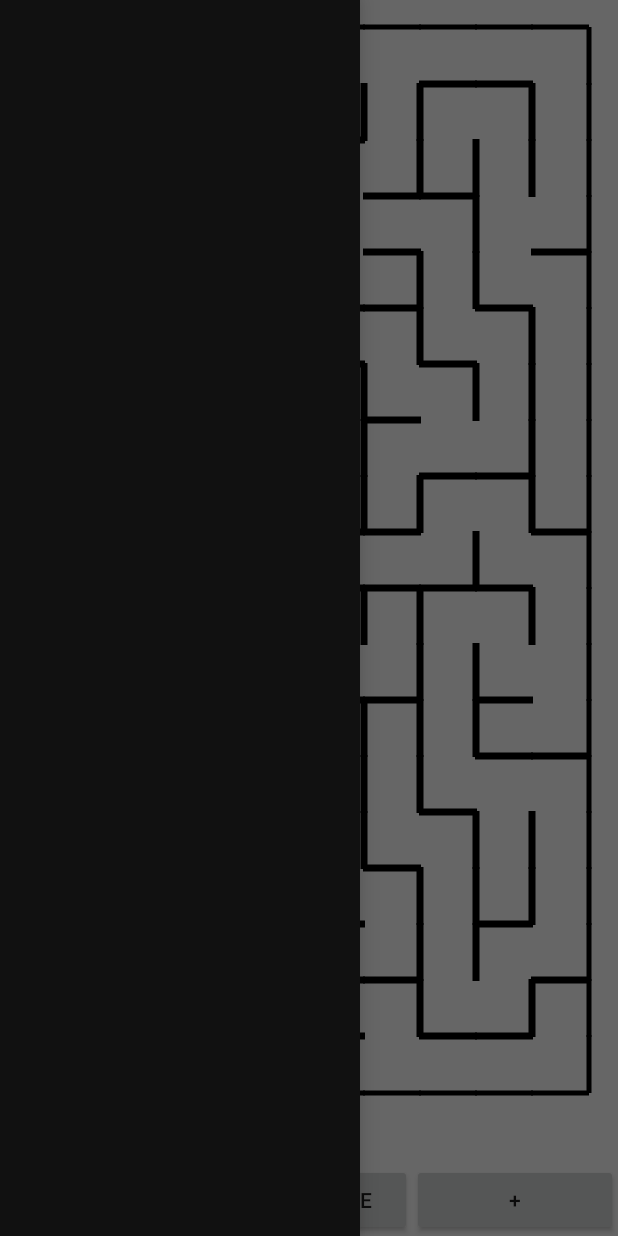
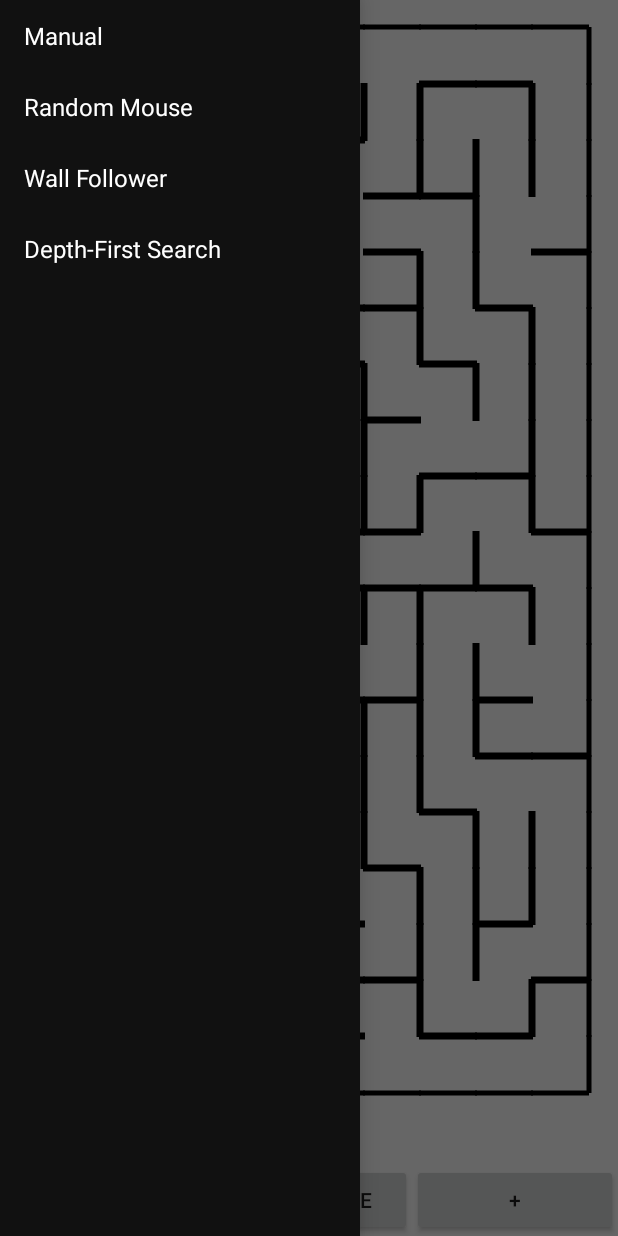
Before and after one commit to andrewthomas91/AndroidMaze, an Android app: the screen it shows after launch (MainActivity), with the side drawer open, on a phone screen of 412 x 824 dp. Run offline under Robolectric (Android 15) with nearby library versions, the phone set to English and light mode, and no system bars.

Commit message:
New Files

```diff
--- /dev/null
+++ b/app/src/main/java/com/andrewthomas/hackathonmaze/Algorithms.java
@@ -0,0 +1,8 @@
+package com.andrewthomas.hackathonmaze;
+
+public enum Algorithms {
+    MANUAL,
+    RANDOM_MOUSE,
+    WALL_FOLLOWER,
+    DEPTH_FIRST_SEARCH
+}
--- /dev/null
+++ b/app/src/main/res/layout/drawer_list_item.xml
@@ -0,0 +1,11 @@
+<TextView xmlns:android="http://schemas.android.com/apk/res/android"
+    android:id="@android:id/text1"
+    android:layout_width="match_parent"
+    android:layout_height="wrap_content"
+    android:textAppearance="?android:attr/textAppearanceListItemSmall"
+    android:gravity="center_vertical"
+    android:paddingLeft="16dp"
+    android:paddingRight="16dp"
+    android:textColor="#fff"
+    android:background="?android:attr/activatedBackgroundIndicator"
+    android:minHeight="?android:attr/listPreferredItemHeightSmall"/>
```
Also changed, not shown: app/src/main/java/com/andrewthomas/hackathonmaze/CanvasView.java (+0 -12 lines).
